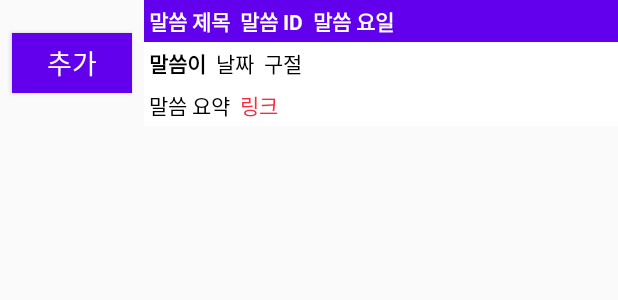
After one commit to TaeJu/TimothyApp, an Android app: the layout speech.xml on its own in the app's theme, with its tools: preview values and no code run, on a phone screen of 412 x 824 dp. The commit adds this screen. Shown: the top 300 px of the screen. Run offline under Robolectric (Android 15) with nearby library versions, the phone set to English and light mode, and no system bars.

Commit message:
uploading speech data transfer

```diff
--- /dev/null
+++ b/MainActivity/app/src/main/res/layout/speech.xml
@@ -0,0 +1,116 @@
+<?xml version="1.0" encoding="utf-8"?>
+<LinearLayout xmlns:android="http://schemas.android.com/apk/res/android"
+    android:layout_width="match_parent"
+    android:layout_height="wrap_content"
+    android:orientation="horizontal">
+
+    <Button
+        android:id="@+id/addButton"
+        android:layout_width="80dp"
+        android:layout_height="40dp"
+        android:layout_gravity="center"
+        android:layout_marginLeft="8dp"
+        android:layout_marginRight="8dp"
+        android:background="@color/design_default_color_primary"
+        android:gravity="center"
+        android:text="추가"
+        android:textColor="#ffffff"
+        android:textSize="18dp" />
+
+    <LinearLayout
+            android:layout_width="match_parent"
+            android:layout_height="wrap_content"
+            android:orientation="vertical">
+
+            <LinearLayout
+                android:layout_width="match_parent"
+                android:layout_height="wrap_content"
+                android:orientation="horizontal"
+                android:background="@color/design_default_color_primary">
+
+                <TextView
+                    android:layout_width="wrap_content"
+                    android:layout_height="wrap_content"
+                    android:text="말씀 제목"
+                    android:id="@+id/speechTitle"
+                    android:layout_gravity="center"
+                    android:padding="3dp"
+                    android:textColor="#ffffff"
+                    android:textStyle="bold"/>
+                <TextView
+                    android:layout_width="wrap_content"
+                    android:layout_height="wrap_content"
+                    android:text="말씀 ID"
+                    android:id="@+id/speechID"
+                    android:layout_gravity="center"
+                    android:padding="3dp"
+                    android:textColor="#ffffff"
+                    android:textStyle="bold"/>
+                <TextView
+                    android:layout_width="wrap_content"
+                    android:layout_height="wrap_content"
+                    android:text="말씀 요일"
+                    android:id="@+id/speechDay"
+                    android:layout_gravity="center"
+                    android:padding="3dp"
+                    android:textColor="#ffffff"
+                    android:textStyle="bold"/>
+            </LinearLayout>
+
+        <LinearLayout
+            android:layout_width="match_parent"
+            android:layout_height="wrap_content"
+            android:orientation="horizontal"
+            android:background="#ffffff">
+            <TextView
+                android:layout_width="wrap_content"
+                android:layout_height="wrap_content"
+                android:text="말씀이"
+                android:id="@+id/speechPerson"
+                android:layout_gravity="center"
+                android:padding="3dp"
+                android:textColor="#000000"
+                android:textStyle="bold"/>
+            <TextView
+                android:layout_width="wrap_content"
+                android:layout_height="wrap_content"
+                android:text="날짜"
+                android:id="@+id/speechYear"
+                android:layout_gravity="center"
+                android:padding="3dp"
+                android:textColor="#000000" />
+            <TextView
+                android:layout_width="wrap_content"
+                android:layout_height="wrap_content"
+                android:text="구절"
+                android:id="@+id/speechEra"
+                android:layout_gravity="center"
+                android:padding="3dp"
+                android:textColor="#000000" />
+        </LinearLayout>
+
+            <LinearLayout
+                android:layout_width="match_parent"
+                android:layout_height="wrap_content"
+                android:orientation="horizontal"
+                android:background="#ffffff">
+                <TextView
+                    android:layout_width="wrap_content"
+                    android:layout_height="wrap_content"
+                    android:text="말씀 요약"
+                    android:id="@+id/speechContent"
+                    android:layout_gravity="center"
+                    android:padding="3dp"
+                    android:textColor="#000000" />
+                <TextView
+                    android:layout_width="wrap_content"
+                    android:layout_height="wrap_content"
+                    android:text="링크"
+                    android:id="@+id/speechLink"
+                    android:layout_gravity="center"
+                    android:padding="3dp"
+                    android:textColor="#f92a3f" />
+            </LinearLayout>
+    </LinearLayout>
+
+</LinearLayout>
```
Also changed, not shown: MainActivity/app/src/main/java/com/example/mainactivity/Speech.java (added, +87 -0 lines), MainActivity/app/src/main/java/com/example/mainactivity/SpeechFragment.java (+47 -8 lines), MainActivity/app/src/main/java/com/example/mainactivity/SpeechListAdapter.java (added, +64 -0 lines).
